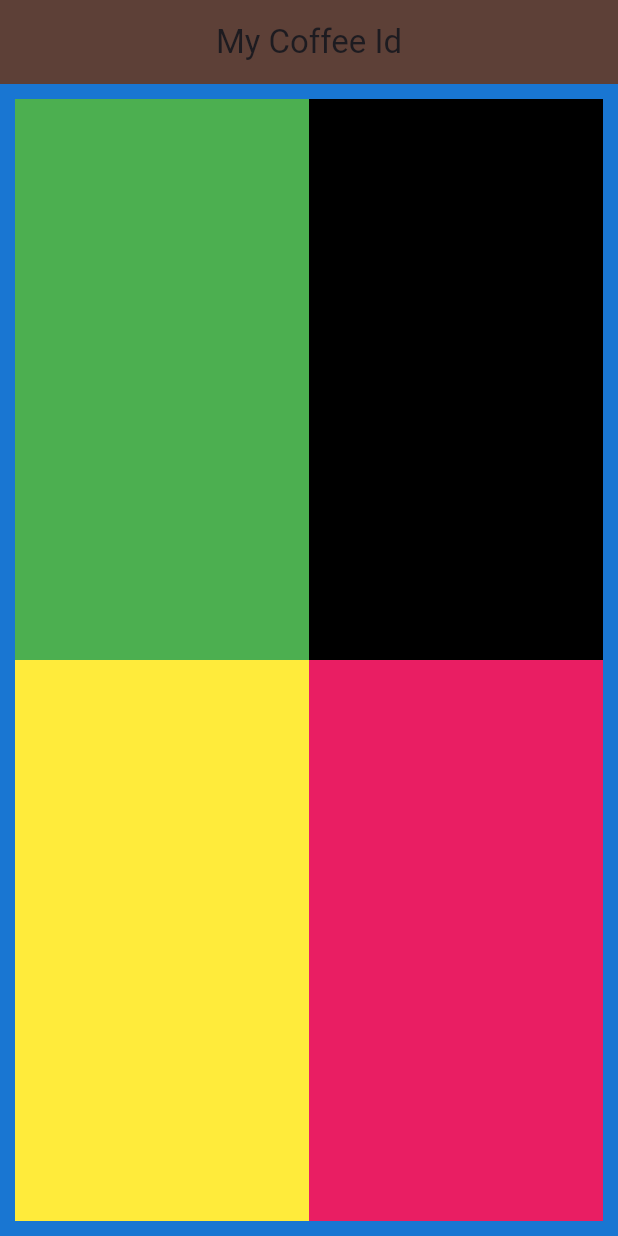
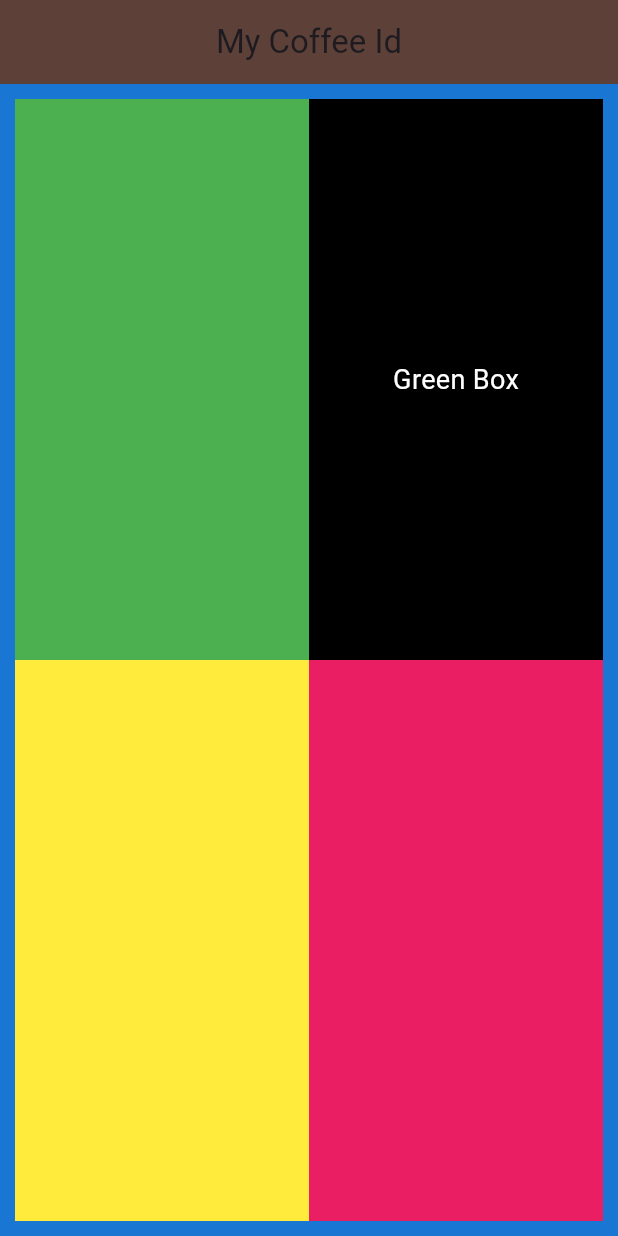
Before and after one commit to koechio/COFFEE_CARD, a Flutter app: the screen it shows after launch, on a phone screen of 412 x 824 dp. Run offline on Flutter 3.47's test engine with Material 3 defaults, Android fonts, the phone set to English and light mode, and no system bars.

Commit message:
feat: add text inside grid

```diff
--- a/lib/main.dart
+++ b/lib/main.dart
@@ -40,13 +40,16 @@ const Home({super.key});
       ),
     ),
       Expanded(
-        flex: 1,
+      flex: 1,
       child: Column(
         children: [Expanded(
           flex: 1,
           child: Container(
             color: Colors.black,
-          ),),
+            child:const Center( child: Text("Green Box",
+            style: TextStyle(color: Colors.white, fontSize: 18),
+            ))),
+          ),
            Expanded(
           flex: 1,
           child: Container(
```
